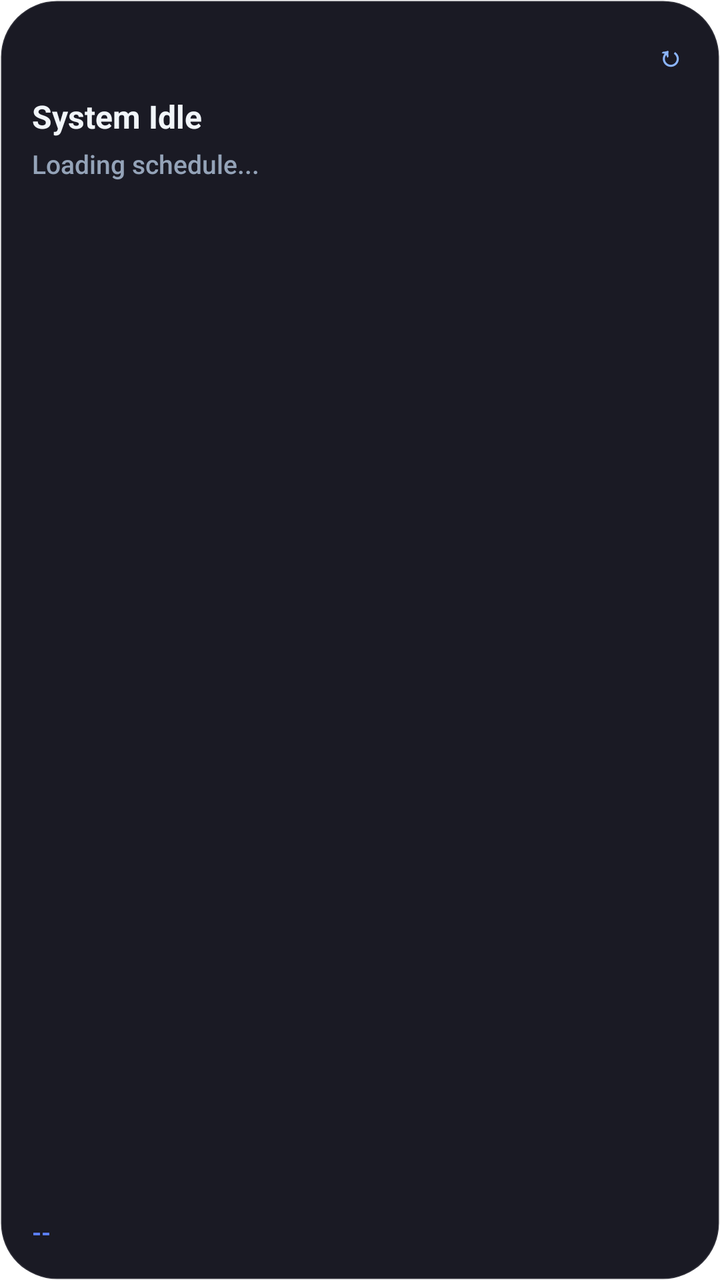
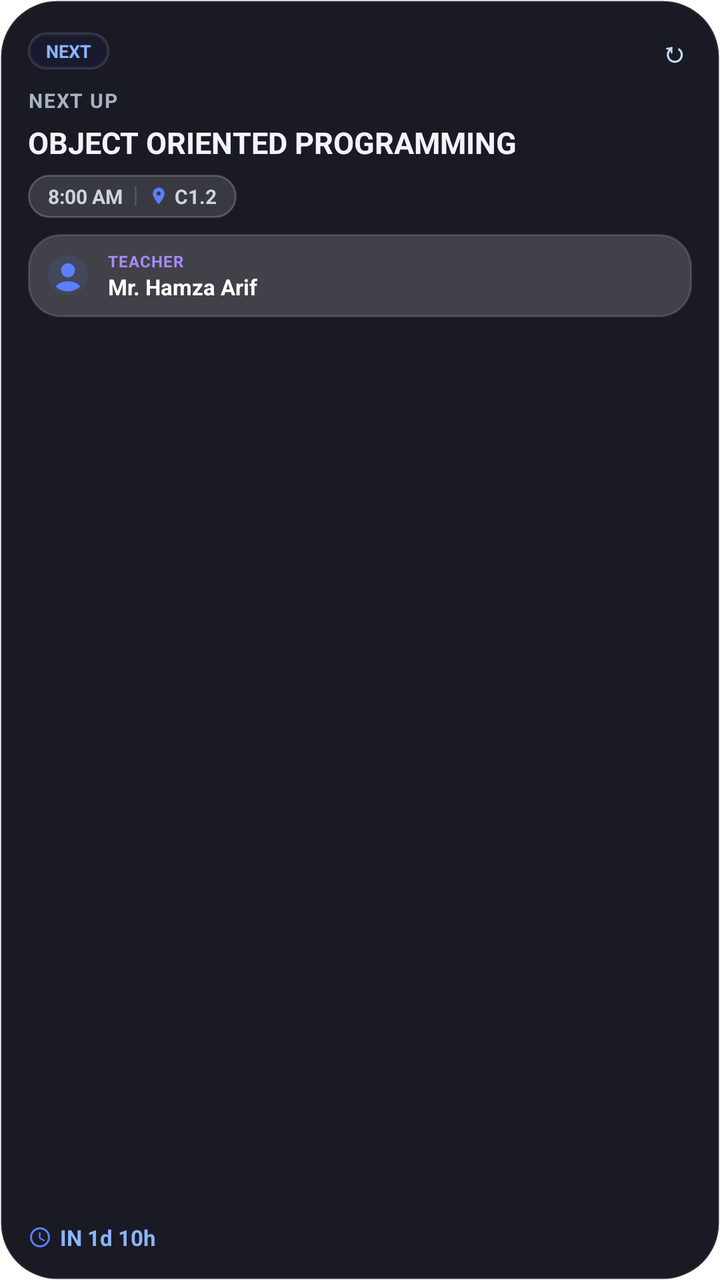

Screens rendered from an Android XML layout before and after an edit, with the pre-edit source and the edit as a unified diff.
<!-- AndroidManifest.xml: fallback theme Theme.MaterialComponents.DayNight.NoActionBar -->
<!-- res/layout/widget_safe_dark.xml -->
<?xml version="1.0" encoding="utf-8"?>
<FrameLayout xmlns:android="http://schemas.android.com/apk/res/android"
    android:id="@+id/widget_root"
    android:layout_width="match_parent"
    android:layout_height="match_parent">

    <ImageView
        android:id="@+id/widget_glass_bg"
        android:layout_width="match_parent"
        android:layout_height="match_parent"
        android:scaleType="centerCrop"
        android:src="@drawable/widget_fluffy_dark_bg" />

    <LinearLayout
        android:layout_width="match_parent"
        android:layout_height="match_parent"
        android:orientation="vertical"
        android:padding="16dp">

        <LinearLayout
            android:layout_width="match_parent"
            android:layout_height="wrap_content"
            android:orientation="horizontal"
            android:gravity="center_vertical"
            android:layout_marginBottom="8dp">

            <TextView
                android:id="@+id/widget_status_badge"
                android:layout_width="wrap_content"
                android:layout_height="wrap_content"
                android:text="NEXT"
                android:textSize="10sp"
                android:textStyle="bold"
                android:textColor="#5B7FFF"
                android:paddingLeft="10dp"
                android:paddingRight="10dp"
                android:paddingTop="4dp"
                android:paddingBottom="4dp"
                android:background="@drawable/widget_pill_badge_dark"
                android:visibility="gone" />

            <FrameLayout
                android:layout_width="0dp"
                android:layout_height="1dp"
                android:layout_weight="1" />

            <TextView
                android:id="@+id/widget_refresh"
                android:layout_width="wrap_content"
                android:layout_height="wrap_content"
                android:text="↻"
                android:textSize="14sp"
                android:textStyle="bold"
                android:textColor="#8BB5FF"
                android:padding="2dp" />
        </LinearLayout>

        <TextView
            android:id="@+id/widget_headline"
            android:layout_width="match_parent"
            android:layout_height="wrap_content"
            android:text="System Idle"
            android:textColor="#F1F5F9"
            android:textSize="16sp"
            android:textStyle="bold"
            android:singleLine="true"
            android:ellipsize="end"
            android:layout_marginBottom="4dp" />

        <TextView
            android:id="@+id/widget_subline"
            android:layout_width="match_parent"
            android:layout_height="wrap_content"
            android:text="Loading schedule..."
            android:textColor="#94A3B8"
            android:textSize="13sp"
            android:fontFamily="sans-serif-medium"
            android:ellipsize="end"
            android:maxLines="2"
            android:layout_marginBottom="6dp" />

        <TextView
            android:id="@+id/widget_teacher_info"
            android:layout_width="match_parent"
            android:layout_height="wrap_content"
            android:text=""
            android:textColor="#CBD5E1"
            android:textSize="11sp"
            android:visibility="gone"
            android:layout_marginBottom="6dp" />

        <FrameLayout
            android:layout_width="match_parent"
            android:layout_height="0dp"
            android:layout_weight="1" />

        <ProgressBar
            android:id="@+id/widget_progress"
            style="@android:style/Widget.ProgressBar.Horizontal"
            android:progressDrawable="@drawable/widget_progress"
            android:layout_width="match_parent"
            android:layout_height="4dp"
            android:max="100"
            android:progress="0"
            android:visibility="gone"
            android:layout_marginBottom="8dp" />

        <TextView
            android:id="@+id/widget_time_info"
            android:layout_width="match_parent"
            android:layout_height="wrap_content"
            android:text="--"
            android:textColor="#5B7FFF"
            android:textStyle="bold"
            android:textSize="12sp"
            android:singleLine="true"
            android:ellipsize="end" />

    </LinearLayout>
</FrameLayout>
<!-- resources referenced by this layout -->
<resources>
  <!-- drawable widget_fluffy_dark_bg (drawable) -->
  <?xml version="1.0" encoding="utf-8"?>
  <shape xmlns:android="http://schemas.android.com/apk/res/android" android:shape="rectangle">
      <solid android:color="#1A1A24" />
      <corners android:radius="28dp" />
      <stroke android:width="1dp" android:color="#1AFFFFFF" />
  </shape>
  <!-- drawable widget_progress (drawable) -->
  <?xml version="1.0" encoding="utf-8"?>
  <layer-list xmlns:android="http://schemas.android.com/apk/res/android">
      <item android:id="@android:id/background">
          <shape android:shape="rectangle">
              <corners android:radius="8dp" />
              <solid android:color="#33333344" />
          </shape>
      </item>
      <item android:id="@android:id/progress">
          <clip>
              <shape android:shape="rectangle">
                  <corners android:radius="8dp" />
                  <solid android:color="#5B7FFF" />
              </shape>
          </clip>
      </item>
  </layer-list>
  <!-- unchanged entries left out for length: 1 -->
</resources>

<!-- the commit's change to res/layout/widget_safe_dark.xml (unified diff, before → after) -->
@@ -15,29 +15,29 @@
         android:layout_width="match_parent"
         android:layout_height="match_parent"
         android:orientation="vertical"
-        android:padding="16dp">
-
+        android:padding="14dp">
+
+        
         <LinearLayout
             android:layout_width="match_parent"
             android:layout_height="wrap_content"
             android:orientation="horizontal"
             android:gravity="center_vertical"
-            android:layout_marginBottom="8dp">
+            android:layout_marginBottom="6dp">
 
             <TextView
                 android:id="@+id/widget_status_badge"
                 android:layout_width="wrap_content"
                 android:layout_height="wrap_content"
                 android:text="NEXT"
-                android:textSize="10sp"
+                android:textSize="9sp"
                 android:textStyle="bold"
-                android:textColor="#5B7FFF"
-                android:paddingLeft="10dp"
-                android:paddingRight="10dp"
-                android:paddingTop="4dp"
-                android:paddingBottom="4dp"
-                android:background="@drawable/widget_pill_badge_dark"
-                android:visibility="gone" />
+                android:textColor="#8BB5FF"
+                android:paddingLeft="9dp"
+                android:paddingRight="9dp"
+                android:paddingTop="3dp"
+                android:paddingBottom="3dp"
+                android:background="@drawable/widget_pill_badge_dark" />
 
             <FrameLayout
                 android:layout_width="0dp"
@@ -51,49 +51,135 @@
                 android:text="↻"
                 android:textSize="14sp"
                 android:textStyle="bold"
-                android:textColor="#8BB5FF"
+                android:textColor="#BFDBFE"
                 android:padding="2dp" />
         </LinearLayout>
 
+        
+        <TextView
+            android:id="@+id/widget_state_label"
+            android:layout_width="match_parent"
+            android:layout_height="wrap_content"
+            android:text="NEXT UP"
+            android:textColor="#A5B4C5"
+            android:textSize="10sp"
+            android:textStyle="bold"
+            android:letterSpacing="0.06"
+            android:layout_marginBottom="4dp" />
+
+        
         <TextView
             android:id="@+id/widget_headline"
             android:layout_width="match_parent"
             android:layout_height="wrap_content"
-            android:text="System Idle"
+            android:text="OBJECT ORIENTED PROGRAMMING"
             android:textColor="#F1F5F9"
-            android:textSize="16sp"
+            android:textSize="15sp"
             android:textStyle="bold"
-            android:singleLine="true"
+            android:maxLines="2"
             android:ellipsize="end"
-            android:layout_marginBottom="4dp" />
-
-        <TextView
-            android:id="@+id/widget_subline"
-            android:layout_width="match_parent"
-            android:layout_height="wrap_content"
-            android:text="Loading schedule..."
-            android:textColor="#94A3B8"
-            android:textSize="13sp"
-            android:fontFamily="sans-serif-medium"
-            android:ellipsize="end"
-            android:maxLines="2"
             android:layout_marginBottom="6dp" />
 
-        <TextView
-            android:id="@+id/widget_teacher_info"
-            android:layout_width="match_parent"
-            android:layout_height="wrap_content"
-            android:text=""
-            android:textColor="#CBD5E1"
-            android:textSize="11sp"
-            android:visibility="gone"
-            android:layout_marginBottom="6dp" />
+        
+        <LinearLayout
+            android:id="@+id/widget_class_details_capsule"
+            android:layout_width="wrap_content"
+            android:layout_height="wrap_content"
+            android:orientation="horizontal"
+            android:gravity="center_vertical"
+            android:background="@drawable/widget_details_capsule_dark"
+            android:paddingLeft="10dp"
+            android:paddingRight="10dp"
+            android:paddingTop="4dp"
+            android:paddingBottom="4dp"
+            android:layout_marginBottom="8dp">
+
+            <TextView
+                android:id="@+id/widget_details_start_time"
+                android:layout_width="wrap_content"
+                android:layout_height="wrap_content"
+                android:text="8:00 AM"
+                android:textColor="#CBD5E1"
+                android:textSize="10sp"
+                android:textStyle="bold" />
+
+            <FrameLayout
+                android:id="@+id/widget_details_divider"
+                android:layout_width="1dp"
+                android:layout_height="10dp"
+                android:layout_marginLeft="6dp"
+                android:layout_marginRight="6dp"
+                android:background="#475569" />
+
+            <ImageView
+                android:id="@+id/widget_details_loc_icon"
+                android:layout_width="10dp"
+                android:layout_height="10dp"
+                android:layout_marginRight="3dp"
+                android:src="@drawable/widget_ic_loc" />
+
+            <TextView
+                android:id="@+id/widget_details_room"
+                android:layout_width="wrap_content"
+                android:layout_height="wrap_content"
+                android:text="C1.2"
+                android:textColor="#CBD5E1"
+                android:textSize="10sp"
+                android:textStyle="bold" />
+        </LinearLayout>
+
+        
+        <LinearLayout
+            android:id="@+id/widget_teacher_card"
+            android:layout_width="match_parent"
+            android:layout_height="wrap_content"
+            android:orientation="horizontal"
+            android:gravity="center_vertical"
+            android:background="@drawable/widget_translucent_subcard_dark"
+            android:padding="8dp"
+            android:layout_marginBottom="4dp">
+
+            <ImageView
+                android:id="@+id/widget_teacher_avatar"
+                android:layout_width="24dp"
+                android:layout_height="24dp"
+                android:layout_marginRight="8dp"
+                android:src="@drawable/widget_ic_teacher_avatar" />
+
+            <LinearLayout
+                android:layout_width="0dp"
+                android:layout_weight="1"
+                android:layout_height="wrap_content"
+                android:orientation="vertical">
+
+                <TextView
+                    android:layout_width="match_parent"
+                    android:layout_height="wrap_content"
+                    android:text="TEACHER"
+                    android:textColor="#A78BFA"
+                    android:textSize="8sp"
+                    android:textStyle="bold"
+                    android:letterSpacing="0.04" />
+
+                <TextView
+                    android:id="@+id/widget_teacher_name"
+                    android:layout_width="match_parent"
+                    android:layout_height="wrap_content"
+                    android:text="Mr. Hamza Arif"
+                    android:textColor="#FFFFFF"
+                    android:textSize="11sp"
+                    android:textStyle="bold"
+                    android:singleLine="true"
+                    android:ellipsize="end" />
+            </LinearLayout>
+        </LinearLayout>
 
         <FrameLayout
             android:layout_width="match_parent"
             android:layout_height="0dp"
             android:layout_weight="1" />
 
+        
         <ProgressBar
             android:id="@+id/widget_progress"
             style="@android:style/Widget.ProgressBar.Horizontal"
@@ -103,18 +189,32 @@
             android:max="100"
             android:progress="0"
             android:visibility="gone"
-            android:layout_marginBottom="8dp" />
-
-        <TextView
-            android:id="@+id/widget_time_info"
-            android:layout_width="match_parent"
-            android:layout_height="wrap_content"
-            android:text="--"
-            android:textColor="#5B7FFF"
-            android:textStyle="bold"
-            android:textSize="12sp"
-            android:singleLine="true"
-            android:ellipsize="end" />
+            android:layout_marginBottom="6dp" />
+
+        <LinearLayout
+            android:layout_width="match_parent"
+            android:layout_height="wrap_content"
+            android:orientation="horizontal"
+            android:gravity="center_vertical">
+
+            <ImageView
+                android:id="@+id/widget_clock_icon"
+                android:layout_width="12dp"
+                android:layout_height="12dp"
+                android:layout_marginRight="4dp"
+                android:src="@drawable/widget_ic_clock" />
+
+            <TextView
+                android:id="@+id/widget_time_info"
+                android:layout_width="match_parent"
+                android:layout_height="wrap_content"
+                android:text="IN 1d 10h"
+                android:textColor="#8BB5FF"
+                android:textStyle="bold"
+                android:textSize="11sp"
+                android:singleLine="true"
+                android:ellipsize="end" />
+        </LinearLayout>
 
     </LinearLayout>
 </FrameLayout>
<!-- resource entries referenced after the edit -->
@@ -1,5 +1,15 @@
 <!-- resources referenced by this layout -->
 <resources>
+  <!-- drawable widget_details_capsule_dark (drawable) -->
+  <?xml version="1.0" encoding="utf-8"?>
+  <shape xmlns:android="http://schemas.android.com/apk/res/android"
+      android:shape="rectangle">
+      <solid android:color="#22FFFFFF" />
+      <corners android:radius="14dp" />
+      <stroke
+          android:width="1dp"
+          android:color="#33FFFFFF" />
+  </shape>
   <!-- drawable widget_fluffy_dark_bg (drawable) -->
   <?xml version="1.0" encoding="utf-8"?>
   <shape xmlns:android="http://schemas.android.com/apk/res/android" android:shape="rectangle">
@@ -7,6 +17,39 @@
       <corners android:radius="28dp" />
       <stroke android:width="1dp" android:color="#1AFFFFFF" />
   </shape>
+  <!-- drawable widget_ic_clock (drawable) -->
+  <vector xmlns:android="http://schemas.android.com/apk/res/android"
+      android:width="12dp"
+      android:height="12dp"
+      android:viewportWidth="24"
+      android:viewportHeight="24">
+      <path
+          android:fillColor="#FF5B7FFF"
+          android:pathData="M11.99,2C6.47,2 2,6.48 2,12s4.47,10 9.99,10C17.52,22 22,17.52 22,12S17.52,2 11.99,2zM12,20c-4.42,0 -8,-3.58 -8,-8s3.58,-8 8,-8 8,3.58 8,8 -3.58,8 -8,8zM12.5,7H11v6l5.25,3.15 0.75,-1.23 -4.5,-2.67z"/>
+  </vector>
+  <!-- drawable widget_ic_loc (drawable) -->
+  <vector xmlns:android="http://schemas.android.com/apk/res/android"
+      android:width="12dp"
+      android:height="12dp"
+      android:viewportWidth="24"
+      android:viewportHeight="24">
+      <path
+          android:fillColor="#FF5B7FFF"
+          android:pathData="M12,2C8.13,2 5,5.13 5,9c0,5.25 7,13 7,13s7,-7.75 7,-13c0,-3.87 -3.13,-7 -7,-7zM12,11.5c-1.38,0 -2.5,-1.12 -2.5,-2.5s1.12,-2.5 2.5,-2.5 2.5,1.12 2.5,2.5 -1.12,2.5 -2.5,2.5z"/>
+  </vector>
+  <!-- drawable widget_ic_teacher_avatar (drawable) -->
+  <vector xmlns:android="http://schemas.android.com/apk/res/android"
+      android:width="28dp"
+      android:height="28dp"
+      android:viewportWidth="24"
+      android:viewportHeight="24">
+      <path
+          android:fillColor="#1A5B7FFF"
+          android:pathData="M12,2C6.48,2 2,6.48 2,12s4.48,10 10,10 10,-4.48 10,-10S17.52,2 12,2z"/>
+      <path
+          android:fillColor="#FF5B7FFF"
+          android:pathData="M12,6c1.93,0 3.5,1.57 3.5,3.5S13.93,13 12,13s-3.5,-1.57 -3.5,-3.5S10.07,6 12,6zM12,20c-2.03,0 -4.43,-0.82 -6.14,-2.43C7.14,15.82 9.42,15 12,15s4.86,0.82 6.14,2.57C16.43,19.18 14.03,20 12,20z"/>
+  </vector>
   <!-- drawable widget_progress (drawable) -->
   <?xml version="1.0" encoding="utf-8"?>
   <layer-list xmlns:android="http://schemas.android.com/apk/res/android">
@@ -25,6 +68,16 @@
           </clip>
       </item>
   </layer-list>
+  <!-- drawable widget_translucent_subcard_dark (drawable) -->
+  <?xml version="1.0" encoding="utf-8"?>
+  <shape xmlns:android="http://schemas.android.com/apk/res/android"
+      android:shape="rectangle">
+      <solid android:color="#2BFFFFFF" />
+      <corners android:radius="16dp" />
+      <stroke
+          android:width="1dp"
+          android:color="#24FFFFFF" />
+  </shape>
   <!-- unchanged entries left out for length: 1 -->
 </resources>
 
